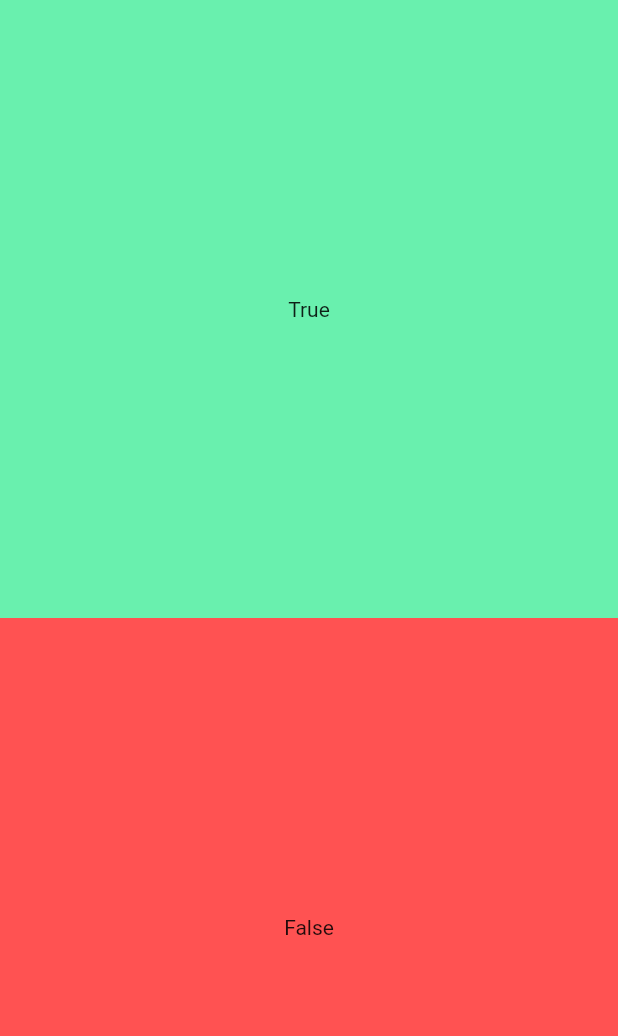
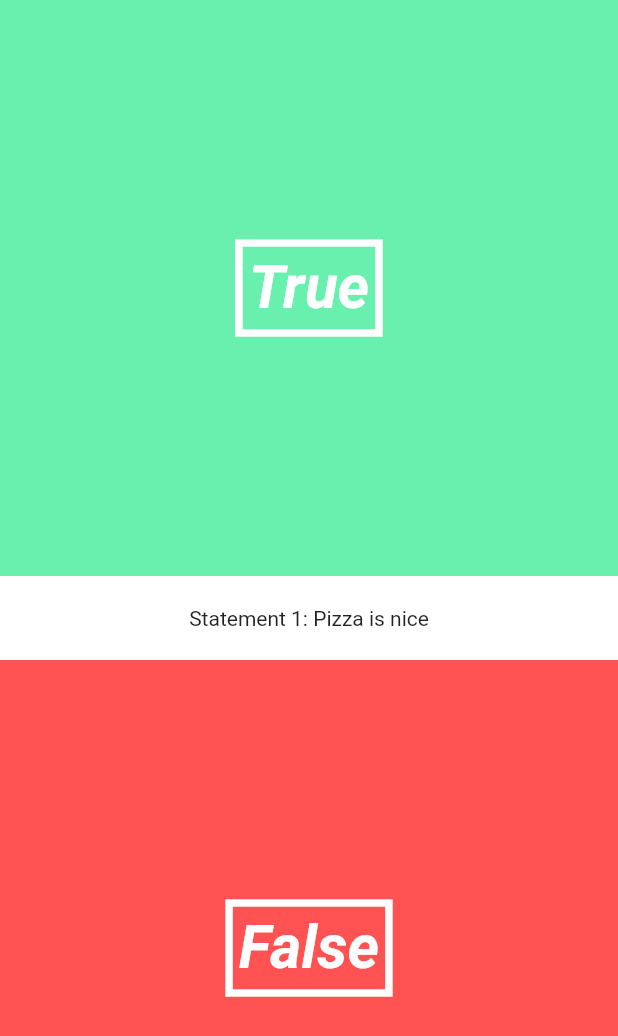
Before and after one commit to McSam27/flutter-quiz-app, a Flutter app: the screen it shows after launch, on a phone screen of 412 x 824 dp. Shown: the top 1036 px of the screen. Run offline on Flutter 3.47's test engine with Material 2 defaults, Android fonts, the phone set to English and light mode, and no system bars.

Commit message:
add statement widget.

```diff
--- a/lib/pages/quiz_page.dart
+++ b/lib/pages/quiz_page.dart
@@ -32,6 +32,17 @@ class QuizPageState extends State<QuizPage> {
           children: <Widget>[
             // true button
             new AnswerButton(true, () => print('true')),
+            new Material(
+              color: Colors.white,
+              child: new Padding(
+                padding: new EdgeInsets.symmetric(
+                  vertical: 20.0
+                ),
+                child: new Center(
+                  child: new Text("Statement 1: Pizza is nice"),
+                ),
+              ),
+            ),
             // false button
             new AnswerButton(false, () => print('false')),
           ],
--- a/lib/ui/answer_button.dart
+++ b/lib/ui/answer_button.dart
@@ -22,7 +22,22 @@ class AnswerButton extends StatelessWidget {
           onTap: () => _onTap(),
           child: new Center(
             child: new Container(
-              child: new Text(_answer == true ? "True" : "False"),
+              decoration: new BoxDecoration(
+                border: new Border.all(
+                  color: Colors.white,
+                  width: 5.0,
+                ),
+              ),
+              padding: new EdgeInsets.all(4.0),
+              child: new Text(
+                _answer == true ? "True" : "False",
+                style: new TextStyle(
+                  color: Colors.white,
+                  fontSize: 40.0,
+                  fontWeight: FontWeight.bold,
+                  fontStyle: FontStyle.italic,
+                ),
+              ),
             ),
           ),
         ),
```
Also changed, not shown: 1 other file.
